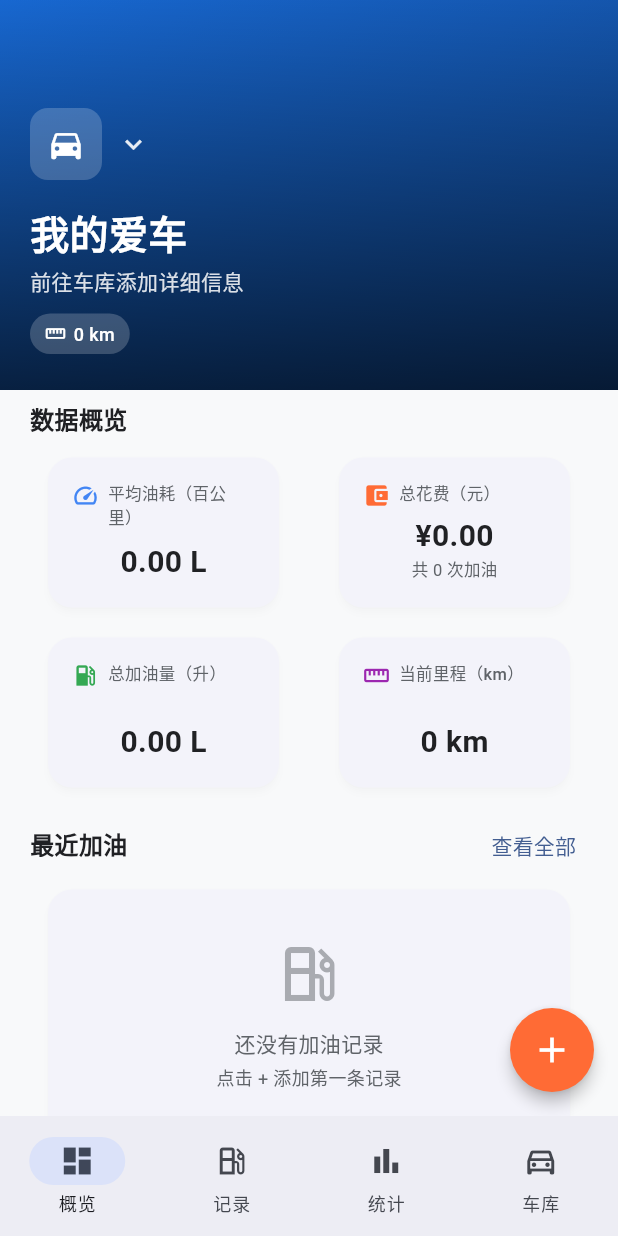
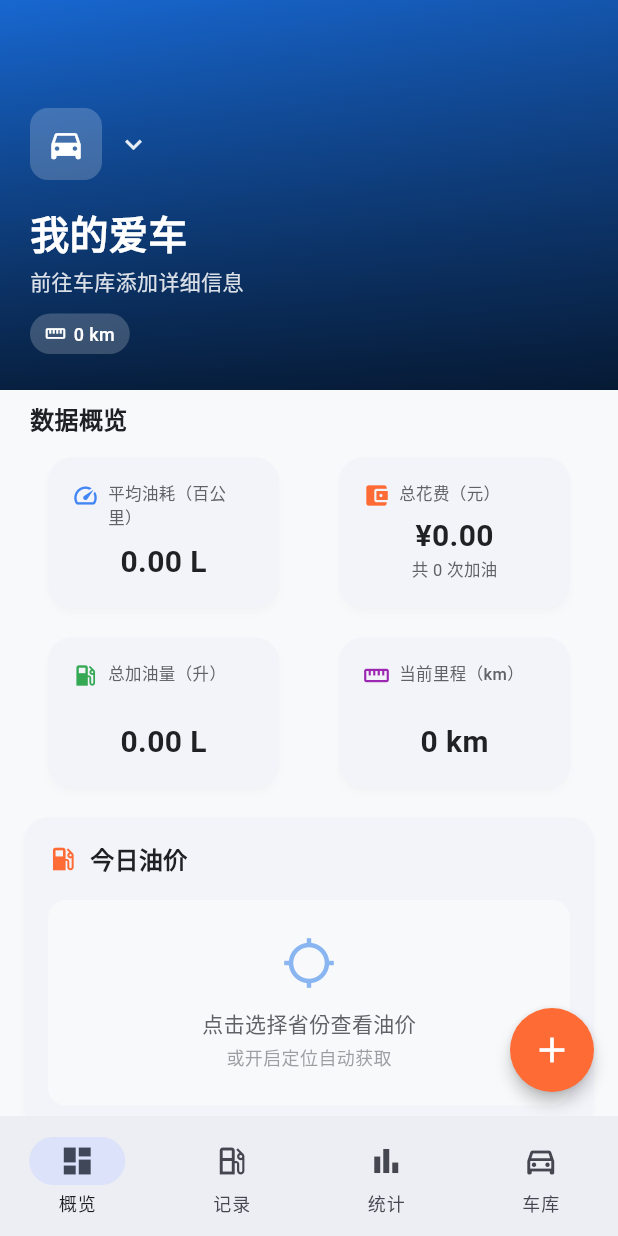
Before and after one commit to Panlf/fuel_track, a Flutter app: the screen it shows after launch, on a phone screen of 412 x 824 dp. Run offline on Flutter 3.47's test engine with Material 3 defaults, Android fonts, the phone set to English and light mode, and no system bars; our stand-ins replace fl_chart, geocoding, geolocator, image_picker, share_plus, shared_preferences and 1 more; missing offline and left inert: excel; accounts and stored records are empty.

Commit message:
feat: 添加油价查询功能
- 新增 GPS 定位获取当前省份
- 通过 xxapi 获取全国油价数据
- 每天只查询一次，缓存到本地
- 支持手动切换省份查看油价
- 添加定位权限配置
- 添加网络安全配置

```diff
--- a/lib/screens/dashboard_screen.dart
+++ b/lib/screens/dashboard_screen.dart
@@ -7,6 +7,7 @@ import '../theme/app_theme.dart';
 import '../utils/fuel_utils.dart';
 import '../widgets/stats_card.dart';
 import '../widgets/fuel_record_card.dart';
+import '../widgets/fuel_price_card.dart';
 import 'add_edit_fuel_record_screen.dart';
 import 'fuel_records_screen.dart';
 
@@ -28,6 +29,7 @@ class _DashboardScreenState extends State<DashboardScreen> {
   double _totalCost = 0;
   double _totalLiters = 0;
   int _totalRecords = 0;
+  int _fuelRefreshKey = 0;
 
   @override
   void initState() {
@@ -92,7 +94,10 @@ class _DashboardScreenState extends State<DashboardScreen> {
     } catch (e) {
       debugPrint('Error loading data: $e');
     }
-    setState(() => _isLoading = false);
+    setState(() {
+      _isLoading = false;
+      _fuelRefreshKey++;
+    });
   }
 
   Future<void> _switchVehicle(Vehicle vehicle) async {
@@ -184,6 +189,8 @@ class _DashboardScreenState extends State<DashboardScreen> {
                     sliver: SliverList(
                       delegate: SliverChildListDelegate([
                         _buildQuickStats(),
+                        const SizedBox(height: 8),
+                        FuelPriceCard(refreshKey: _fuelRefreshKey),
                         const SizedBox(height: 8),
                         _buildRecentSection(),
                       ]),
--- /dev/null
+++ b/lib/services/fuel_price_service.dart
@@ -0,0 +1,240 @@
+import 'dart:convert';
+import 'package:geolocator/geolocator.dart';
+import 'package:geocoding/geocoding.dart';
+import 'package:shared_preferences/shared_preferences.dart';
+import 'package:http/http.dart' as http;
+
+class FuelPrice {
+  final String province;
+  final double p92;
+  final double p95;
+  final double p98;
+  final double p0;
+  final String source;
+  final DateTime fetchTime;
+
+  FuelPrice({
+    required this.province,
+    required this.p92,
+    required this.p95,
+    required this.p98,
+    required this.p0,
+    required this.source,
+    required this.fetchTime,
+  });
+
+  Map<String, dynamic> toJson() => {
+    'province': province,
+    'p92': p92,
+    'p95': p95,
+    'p98': p98,
+    'p0': p0,
+    'source': source,
+    'fetchTime': fetchTime.toIso8601String(),
+  };
+
+  factory FuelPrice.fromJson(Map<String, dynamic> json) => FuelPrice(
+    province: json['province'] ?? '',
+    p92: (json['p92'] as num?)?.toDouble() ?? 0,
+    p95: (json['p95'] as num?)?.toDouble() ?? 0,
+    p98: (json['p98'] as num?)?.toDouble() ?? 0,
+    p0: (json['p0'] as num?)?.toDouble() ?? 0,
+    source: json['source'] ?? '',
+    fetchTime: DateTime.tryParse(json['fetchTime'] ?? '') ?? DateTime.now(),
+  );
+}
+
+class FuelPriceService {
+  static const String _selectedProvinceKey = 'selected_fuel_province';
+  static const String _cachedPriceKey = 'cached_fuel_price';
+  static const String _cachedDateKey = 'cached_fuel_date';
+
+  static const List<String> provinces = [
+    '北京', '上海', '天津', '重庆',
+    '河北', '山西', '辽宁', '吉林', '黑龙江',
+    '江苏', '浙江', '安徽', '福建', '江西', '山东',
+    '河南', '湖北', '湖南', '广东', '海南',
+    '四川', '贵州', '云南', '陕西', '甘肃', '青海',
+    '台湾', '内蒙古', '广西', '西藏', '宁夏', '新疆',
+  ];
+
+  static String _todayString() {
+    final now = DateTime.now();
+    return '${now.year}-${now.month.toString().padLeft(2, '0')}-${now.day.toString().padLeft(2, '0')}';
+  }
+
+  static Future<String?> getSelectedProvince() async {
+    final prefs = await SharedPreferences.getInstance();
+    return prefs.getString(_selectedProvinceKey);
+  }
+
+  static Future<void> setSelectedProvince(String province) async {
+    final prefs = await SharedPreferences.getInstance();
+    await prefs.setString(_selectedProvinceKey, province);
+  }
+
+  static Future<String?> detectProvinceFromLocation() async {
+    try {
+      bool serviceEnabled = await Geolocator.isLocationServiceEnabled();
+      if (!serviceEnabled) {
+        print('[FuelPrice] 定位服务未开启');
+        return null;
+      }
+
+      LocationPermission permission = await Geolocator.checkPermission();
+      print('[FuelPrice] 当前权限状态: $permission');
+
+      if (permission == LocationPermission.denied) {
+        permission = await Geolocator.requestPermission();
+        print('[FuelPrice] 请求后权限状态: $permission');
+        if (permission == LocationPermission.denied) {
+          print('[FuelPrice] 定位权限被拒绝');
+          return null;
+        }
+      }
+      if (permission == LocationPermission.deniedForever) {
+        print('[FuelPrice] 定位权限被永久拒绝');
+        return null;
+      }
+
+      print('[FuelPrice] 开始获取位置...');
+      Position position = await Geolocator.getCurrentPosition(
+        locationSettings: const LocationSettings(
+          accuracy: LocationAccuracy.high,
+          timeLimit: Duration(seconds: 15),
+        ),
+      );
+
+      print('[FuelPrice] 获取位置成功: ${position.latitude}, ${position.longitude}');
+
+      List<Placemark> placemarks = await placemarkFromCoordinates(
+        position.latitude,
+        position.longitude,
+      );
+
+      print('[FuelPrice] 逆地理编码结果数: ${placemarks.length}');
+
+      if (placemarks.isNotEmpty) {
+        final province = placemarks.first.administrativeArea;
+        print('[FuelPrice] 行政区: $province');
+        if (province != null) {
+          return _normalizeProvince(province);
+        }
+      }
+    } catch (e, stackTrace) {
+      print('[FuelPrice] 定位失败: $e');
+      print('[FuelPrice] 堆栈: $stackTrace');
+    }
+    return null;
+  }
+
+  static String _normalizeProvince(String province) {
+    for (final p in provinces) {
+      if (province.contains(p)) return p;
+    }
+    return province;
+  }
+
+  static Future<FuelPrice?> getCachedPrice() async {
+    final prefs = await SharedPreferences.getInstance();
+    final cachedDate = prefs.getString(_cachedDateKey);
+
+    if (cachedDate != _todayString()) {
+      print('[FuelPrice] 缓存已过期 (cached: $cachedDate, today: ${_todayString()})');
+      return null;
+    }
+
+    final json = prefs.getString(_cachedPriceKey);
+    if (json == null) return null;
+
+    try {
+      final price = FuelPrice.fromJson(jsonDecode(json));
+      print('[FuelPrice] 命中缓存: ${price.province}, 来源: ${price.source}');
+      return price;
+    } catch (e) {
+      return null;
+    }
+  }
+
+  static Future<void> _saveCachedPrice(FuelPrice price) async {
+    final prefs = await SharedPreferences.getInstance();
+    await prefs.setString(_cachedPriceKey, jsonEncode(price.toJson()));
+    await prefs.setString(_cachedDateKey, _todayString());
+    print('[FuelPrice] 已缓存: ${price.province}, 来源: ${price.source}');
+  }
+
+  static Future<FuelPrice?> fetchFuelPrice(String province, {bool forceRefresh = false}) async {
+    final normalizedProvince = _normalizeProvince(province);
+    print('[FuelPrice] 开始查询: $normalizedProvince, forceRefresh: $forceRefresh');
+
+    // 1. 非强制刷新时，当天同省份有缓存就直接返回
+    if (!forceRefresh) {
+      final cached = await getCachedPrice();
+      if (cached != null && cached.province == normalizedProvince) {
+        print('[FuelPrice] 当天同省份已缓存，直接返回: ${cached.province}');
+        return cached;
+      }
+    }
+
+    // 2. 请求 API
+    print('[FuelPrice] 请求 xxapi...');
+    final allPrices = await _fetchAllFromXxapi();
+    if (allPrices != null && allPrices.containsKey(normalizedProvince)) {
+      final price = allPrices[normalizedProvince]!;
+      await _saveCachedPrice(price);
+      return price;
+    }
+
+    print('[FuelPrice] API 请求失败');
+    return null;
+  }
+
+  static Future<Map<String, FuelPrice>?> _fetchAllFromXxapi() async {
+    try {
+      final url = Uri.parse('https://v2.xxapi.cn/api/oilPrice');
+      print('[FuelPrice] 请求: $url');
+      final response = await http.get(url).timeout(
+        const Duration(seconds: 15),
+      );
+
+      print('[FuelPrice] xxapi 响应: ${response.statusCode}');
+      if (response.statusCode != 200) return null;
+
+      final data = json.decode(response.body);
+      if (data['code'] != 200 || data['data'] == null) return null;
+
+      final list = data['data'] as List;
+      final prices = <String, FuelPrice>{};
+      final now = DateTime.now();
+
+      for (final item in list) {
+        final regionName = item['regionName']?.toString() ?? '';
+        final normalized = _normalizeProvince(regionName);
+        if (normalized.isEmpty || normalized == regionName && !provinces.contains(regionName)) continue;
+
+        final p92 = (item['n92'] as num?)?.toDouble() ?? 0;
+        final p95 = (item['n95'] as num?)?.toDouble() ?? 0;
+        final p98 = (item['n98'] as num?)?.toDouble() ?? 0;
+        final p0 = (item['n0'] as num?)?.toDouble() ?? 0;
+
+        if (p92 > 0) {
+          prices[normalized] = FuelPrice(
+            province: normalized,
+            p92: p92,
+            p95: p95,
+            p98: p98,
+            p0: p0,
+            source: 'xxapi',
+            fetchTime: now,
+          );
+        }
+      }
+
+      print('[FuelPrice] xxapi 解析完成: ${prices.length} 个省份');
+      return prices.isEmpty ? null : prices;
+    } catch (e) {
+      print('[FuelPrice] xxapi 失败: $e');
+    }
+    return null;
+  }
+}
--- /dev/null
+++ b/lib/widgets/fuel_price_card.dart
@@ -0,0 +1,419 @@
+import 'package:flutter/material.dart';
+import '../theme/app_theme.dart';
+import '../services/fuel_price_service.dart';
+
+class FuelPriceCard extends StatefulWidget {
+  final int refreshKey;
+
+  const FuelPriceCard({super.key, this.refreshKey = 0});
+
+  @override
+  State<FuelPriceCard> createState() => _FuelPriceCardState();
+}
+
+class _FuelPriceCardState extends State<FuelPriceCard> {
+  FuelPrice? _fuelPrice;
+  String? _currentProvince;
+  bool _isLoading = true;
+
+  @override
+  void initState() {
+    super.initState();
+    _loadFuelPrice();
+  }
+
+  @override
+  void didUpdateWidget(covariant FuelPriceCard oldWidget) {
+    super.didUpdateWidget(oldWidget);
+    if (widget.refreshKey != oldWidget.refreshKey) {
+      _loadFuelPrice(forceRefresh: true);
+    }
+  }
+
+  Future<void> _loadFuelPrice({bool forceRefresh = false, bool useCurrentProvince = false}) async {
+    setState(() => _isLoading = true);
+
+    try {
+      String? province;
+
+      if (useCurrentProvince) {
+        // 手动切换：直接用当前省份，不定位
+        province = _currentProvince;
+      } else if (forceRefresh) {
+        // 下拉刷新：必须定位
+        province = await FuelPriceService.detectProvinceFromLocation();
+        if (province != null) {
+          await FuelPriceService.setSelectedProvince(province);
+        }
+      } else {
+        // 初始化：先定位，定位失败才用缓存
+        province = await FuelPriceService.detectProvinceFromLocation();
+        if (province != null) {
+          await FuelPriceService.setSelectedProvince(province);
+        } else {
+          province = await FuelPriceService.getSelectedProvince();
+        }
+      }
+
+      if (province == null) {
+        setState(() {
+          _currentProvince = null;
+          _isLoading = false;
+        });
+        return;
+      }
+
+      final price = await FuelPriceService.fetchFuelPrice(province, forceRefresh: forceRefresh || useCurrentProvince);
+      if (mounted) {
+        setState(() {
+          _currentProvince = province;
+          _fuelPrice = price;
+          _isLoading = false;
+        });
+      }
+    } catch (e) {
+      if (mounted) {
+        setState(() => _isLoading = false);
+      }
+    }
+  }
+
+  void _showProvinceSelector() {
+    showModalBottomSheet(
+      context: context,
+      isScrollControlled: true,
+      shape: const RoundedRectangleBorder(
+        borderRadius: BorderRadius.vertical(top: Radius.circular(20)),
+      ),
+      builder: (ctx) => DraggableScrollableSheet(
+        initialChildSize: 0.6,
+        maxChildSize: 0.85,
+        minChildSize: 0.3,
+        expand: false,
+        builder: (ctx, scrollController) => Column(
+          children: [
+            const SizedBox(height: 12),
+            Container(
+              width: 40,
+              height: 4,
+              decoration: BoxDecoration(
+                color: Colors.grey.shade300,
+                borderRadius: BorderRadius.circular(2),
+              ),
+            ),
+            const SizedBox(height: 16),
+            const Padding(
+              padding: EdgeInsets.symmetric(horizontal: 20),
+              child: Text(
+                '选择省份',
+                style: TextStyle(
+                  fontSize: 18,
+                  fontWeight: FontWeight.bold,
+                ),
+              ),
+            ),
+            const SizedBox(height: 8),
+            Padding(
+              padding: const EdgeInsets.symmetric(horizontal: 20),
+              child: Text(
+                '定位获取当前省份',
+                style: TextStyle(
+                  fontSize: 13,
+                  color: AppColors.textSecondary,
+                ),
+              ),
+            ),
+            const SizedBox(height: 8),
+            Expanded(
+              child: ListView.builder(
+                controller: scrollController,
+                itemCount: FuelPriceService.provinces.length,
+                itemBuilder: (ctx, index) {
+                  final province = FuelPriceService.provinces[index];
+                  final isSelected = province == _currentProvince;
+                  return ListTile(
+                    leading: Icon(
+                      Icons.location_on,
+                      color: isSelected ? AppColors.primary : AppColors.textSecondary,
+                      size: 20,
+                    ),
+                    title: Text(
+                      province,
+                      style: TextStyle(
+                        fontWeight: isSelected ? FontWeight.bold : FontWeight.normal,
+                        color: isSelected ? AppColors.primary : AppColors.textPrimary,
+                      ),
+                    ),
+                    trailing: isSelected
+                        ? const Icon(Icons.check_circle, color: AppColors.primary, size: 20)
+                        : null,
+                    onTap: () async {
+                      Navigator.pop(ctx);
+                      await FuelPriceService.setSelectedProvince(province);
+                      _currentProvince = province;
+                      _loadFuelPrice(useCurrentProvince: true);
+                    },
+                  );
+                },
+              ),
+            ),
+          ],
+        ),
+      ),
+    );
+  }
+
+  @override
+  Widget build(BuildContext context) {
+    return Card(
+      margin: const EdgeInsets.symmetric(horizontal: 16, vertical: 6),
+      child: Padding(
+        padding: const EdgeInsets.all(16),
+        child: Column(
+          crossAxisAlignment: CrossAxisAlignment.start,
+          children: [
+            Row(
+              children: [
+                Icon(
+                  Icons.local_gas_station,
+                  color: AppColors.accent,
+                  size: 20,
+                ),
+                const SizedBox(width: 8),
+                const Text(
+                  '今日油价',
+                  style: TextStyle(
+                    fontSize: 16,
+                    fontWeight: FontWeight.bold,
+                    color: AppColors.textPrimary,
+                  ),
+                ),
+                const Spacer(),
+                if (_currentProvince != null)
+                  GestureDetector(
+                    onTap: _showProvinceSelector,
+                    child: Container(
+                      padding: const EdgeInsets.symmetric(
+                        horizontal: 10,
+                        vertical: 5,
+                      ),
+                      decoration: BoxDecoration(
+                        color: AppColors.primary.withValues(alpha: 0.1),
+                        borderRadius: BorderRadius.circular(12),
+                      ),
+                      child: Row(
+                        mainAxisSize: MainAxisSize.min,
+                        children: [
+                          Icon(
+                            Icons.location_on,
+                            color: AppColors.primary,
+                            size: 14,
+                          ),
+                          const SizedBox(width: 4),
+                          Text(
+                            _currentProvince!,
+                            style: const TextStyle(
+                              color: AppColors.primary,
+                              fontSize: 12,
+                              fontWeight: FontWeight.w500,
+                            ),
+                          ),
+                        ],
+                      ),
+                    ),
+                  ),
+              ],
+            ),
+            const SizedBox(height: 16),
+            if (_isLoading)
+              const Center(
+                child: Padding(
+                  padding: EdgeInsets.all(20),
+                  child: CircularProgressIndicator(strokeWidth: 2),
+                ),
+              )
+            else if (_currentProvince == null)
+              _buildSelectProvince()
+            else if (_fuelPrice != null)
+              _buildPriceGrid()
+            else
+              _buildErrorState(),
+          ],
+        ),
+      ),
+    );
+  }
+
+  Widget _buildSelectProvince() {
+    return GestureDetector(
+      onTap: _showProvinceSelector,
+      child: Container(
+        padding: const EdgeInsets.all(24),
+        decoration: BoxDecoration(
+          color: AppColors.background,
+          borderRadius: BorderRadius.circular(12),
+        ),
+        child: Center(
+          child: Column(
+            children: [
+              Icon(
+                Icons.location_searching,
+                color: AppColors.primary.withValues(alpha: 0.5),
+                size: 36,
+              ),
+              const SizedBox(height: 12),
+              Text(
+                '点击选择省份查看油价',
+                style: TextStyle(
+                  color: AppColors.textSecondary,
+                  fontSize: 14,
+                ),
+              ),
+              const SizedBox(height: 4),
+              Text(
+                '或开启定位自动获取',
+                style: TextStyle(
+                  color: AppColors.textSecondary.withValues(alpha: 0.6),
+                  fontSize: 12,
+                ),
+              ),
+            ],
+          ),
+        ),
+      ),
+    );
+  }
+
+  Widget _buildPriceGrid() {
+    final now = DateTime.now();
+    final fetchTime = _fuelPrice!.fetchTime;
+    final isToday = fetchTime.year == now.year &&
+        fetchTime.month == now.month &&
+        fetchTime.day == now.day;
+
+    return Column(
+      children: [
+        Row(
+          children: [
+            Expanded(
+              child: _buildPriceItem('92号', _fuelPrice!.p92, AppColors.chartBlue),
+            ),
+            const SizedBox(width: 8),
+            Expanded(
+              child: _buildPriceItem('95号', _fuelPrice!.p95, AppColors.chartOrange),
+            ),
+          ],
+        ),
+        const SizedBox(height: 8),
+        Row(
+          children: [
+            Expanded(
+              child: _buildPriceItem('98号', _fuelPrice!.p98, AppColors.chartPurple),
+            ),
+            const SizedBox(width: 8),
+            Expanded(
+              child: _buildPriceItem('0号柴油', _fuelPrice!.p0, AppColors.chartGreen),
+            ),
+          ],
+        ),
+        const SizedBox(height: 12),
+        Row(
+          mainAxisAlignment: MainAxisAlignment.center,
+          children: [
+            Icon(
+              isToday ? Icons.check_circle_outline : Icons.access_time,
+              size: 12,
+              color: AppColors.textSecondary.withValues(alpha: 0.6),
+            ),
+            const SizedBox(width: 4),
+            Text(
+              isToday ? '今日已更新' : '点击刷新获取最新',
+              style: TextStyle(
+                fontSize: 11,
+                color: AppColors.textSecondary.withValues(alpha: 0.6),
+              ),
+            ),
+          ],
+        ),
+      ],
+    );
+  }
+
+  Widget _buildPriceItem(String label, double price, Color color) {
+    return Container(
+      padding: const EdgeInsets.symmetric(horizontal: 12, vertical: 14),
+      decoration: BoxDecoration(
+        color: color.withValues(alpha: 0.08),
+        borderRadius: BorderRadius.circular(12),
+      ),
+      child: Column(
+        children: [
+          Text(
+            label,
+            style: TextStyle(
+              fontSize: 12,
+              color: color.withValues(alpha: 0.8),
+              fontWeight: FontWeight.w500,
+            ),
+          ),
+          const SizedBox(height: 6),
+          Text(
+            '¥${price.toStringAsFixed(2)}',
+            style: TextStyle(
+              fontSize: 20,
+              fontWeight: FontWeight.bold,
+              color: color,
+            ),
+          ),
+          const Text(
+            '/升',
+            style: TextStyle(
+              fontSize: 11,
+              color: AppColors.textSecondary,
+            ),
+          ),
+        ],
+      ),
+    );
+  }
+
+  Widget _buildErrorState() {
+    return GestureDetector(
+      onTap: _loadFuelPrice,
+      child: Container(
+        padding: const EdgeInsets.all(20),
+        decoration: BoxDecoration(
+          color: AppColors.error.withValues(alpha: 0.05),
+          borderRadius: BorderRadius.circular(12),
+        ),
+        child: Center(
+          child: Column(
+            children: [
+              Icon(
+                Icons.error_outline,
+                color: AppColors.error,
+                size: 32,
+              ),
+              const SizedBox(height: 8),
+              const Text(
+                '获取油价失败',
+                style: TextStyle(
+                  color: AppColors.textSecondary,
+                  fontSize: 14,
+                ),
+              ),
+              const SizedBox(height: 4),
+              Text(
+                '点击重试',
+                style: TextStyle(
+                  color: AppColors.primary,
+                  fontSize: 12,
+                ),
+              ),
+            ],
+          ),
+        ),
+      ),
+    );
+  }
+}
--- a/pubspec.yaml
+++ b/pubspec.yaml
@@ -42,6 +42,9 @@ dependencies:
   shared_preferences: ^2.3.5
   excel: ^4.0.6
   share_plus: ^10.1.4
+  geolocator: ^13.0.2
+  geocoding: ^4.0.0
+  http: ^1.2.2
 
 dev_dependencies:
   flutter_test:
```
Also changed, not shown: pubspec.lock, 4 other files.
